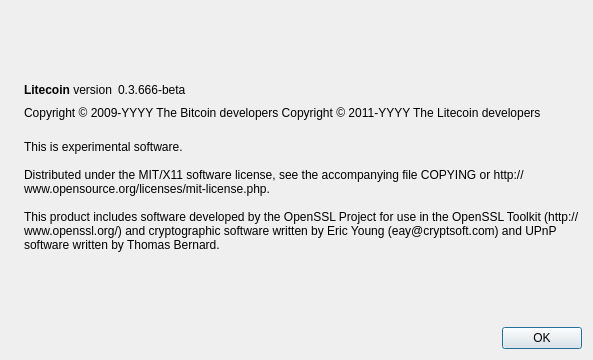
First picture: the form in litecoin/src/qt/forms/aboutdialog.ui, repository ColbertCoinProject/ColbertCoin, before the edit.
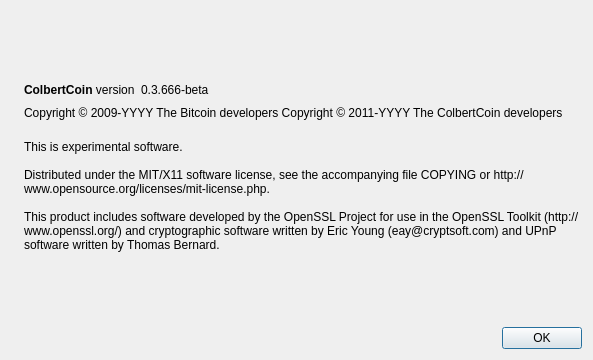
Second picture: the form after the edit. Icons and pictures are not drawn.

Diff of the .ui file:
```diff
--- a/litecoin/src/qt/forms/aboutdialog.ui
+++ b/litecoin/src/qt/forms/aboutdialog.ui
@@ -50,7 +50,7 @@
           <cursorShape>IBeamCursor</cursorShape>
          </property>
          <property name="text">
-          <string>&lt;b&gt;Litecoin&lt;/b&gt; version</string>
+          <string>&lt;b&gt;ColbertCoin&lt;/b&gt; version</string>
          </property>
          <property name="textInteractionFlags">
           <set>Qt::LinksAccessibleByMouse|Qt::TextSelectableByKeyboard|Qt::TextSelectableByMouse</set>
@@ -92,7 +92,7 @@
        </property>
        <property name="text">
         <string notr="true">Copyright &amp;copy; 2009-YYYY The Bitcoin developers
-Copyright &amp;copy; 2011-YYYY The Litecoin developers</string>
+Copyright &amp;copy; 2011-YYYY The ColbertCoin developers</string>
        </property>
        <property name="textFormat">
         <enum>Qt::RichText</enum>
```
Left out of the diff: 2 changed lines with no effect on the pictures.
